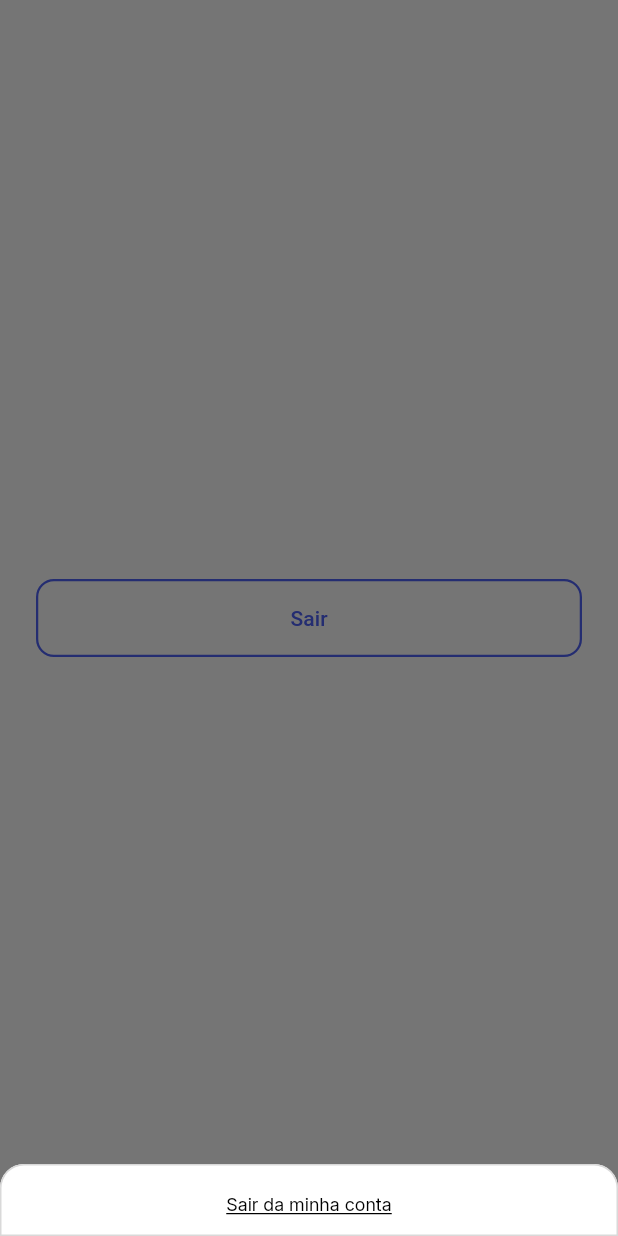
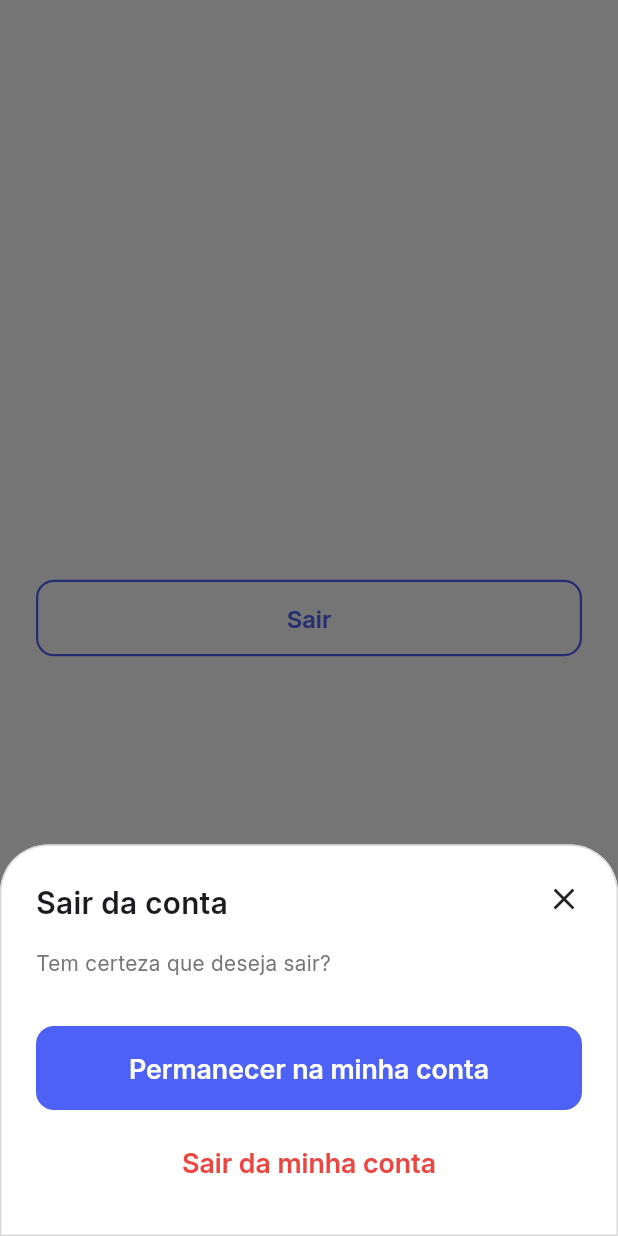
Before and after one commit to OthavioH/rumo, a Flutter app: the ProfileScreen screen opened directly, after a tap on "Sair", on a phone screen of 412 x 824 dp. Run offline on Flutter 3.47's test engine with Material 3 defaults, Android fonts, the phone set to English and light mode, and no system bars; our stand-ins replace cloud_firestore, firebase_auth, firebase_core, flutter_svg; accounts and stored records are empty; generated files the repository leaves out were written again.

Commit message:
:sparkles: feat: adds sign out bottom sheet

```diff
--- a/lib/features/user/screens/profile_screen.dart
+++ b/lib/features/user/screens/profile_screen.dart
@@ -1,6 +1,5 @@
-import 'package:firebase_auth/firebase_auth.dart';
 import 'package:flutter/material.dart';
-import 'package:rumo/features/onboarding/routes/onboarding_routes.dart';
+import 'package:rumo/features/user/widgets/sign_out_bottom_sheet.dart';
 
 class ProfileScreen extends StatelessWidget {
   const ProfileScreen({super.key});
@@ -16,27 +15,12 @@ class ProfileScreen extends StatelessWidget {
               showModalBottomSheet(
                 context: context,
                 builder: (context) {
-                  return SizedBox(
-                    width: double.maxFinite,
-                    child: TextButton(
-                      onPressed: () async {
-                        await FirebaseAuth.instance.signOut();
-                        if (context.mounted) {
-                          Navigator.of(context).popUntil((_) => false);
-                          Navigator.pushNamed(
-                            context,
-                            OnboardingRoutes.onboardingScreen,
-                          );
-                        }
-                      },
-                      child: Text("Sair da minha conta"),
-                    ),
-                  );
+                  return SignOutBottomSheet();
                 },
               );
             },
+            style: OutlinedButton.styleFrom(minimumSize: Size.fromHeight(48)),
             child: Text('Sair'),
-            style: OutlinedButton.styleFrom(minimumSize: Size.fromHeight(48)),
           ),
         ),
       ),
--- /dev/null
+++ b/lib/features/user/widgets/sign_out_bottom_sheet.dart
@@ -0,0 +1,87 @@
+import 'package:firebase_auth/firebase_auth.dart';
+import 'package:flutter/material.dart';
+import 'package:rumo/features/onboarding/routes/onboarding_routes.dart';
+
+class SignOutBottomSheet extends StatelessWidget {
+  const SignOutBottomSheet({super.key});
+
+  @override
+  Widget build(BuildContext context) => SizedBox(
+    width: double.maxFinite,
+    child: Padding(
+      padding: const EdgeInsets.all(24),
+      child: Column(
+        crossAxisAlignment: CrossAxisAlignment.start,
+        mainAxisSize: MainAxisSize.min,
+        children: [
+          Row(
+            crossAxisAlignment: CrossAxisAlignment.start,
+            mainAxisAlignment: MainAxisAlignment.spaceBetween,
+            children: [
+              Expanded(
+                child: Text(
+                  'Sair da conta',
+                  style: TextStyle(
+                    fontFamily: 'Inter',
+                    fontWeight: FontWeight.w600,
+                    fontSize: 20,
+                  ),
+                ),
+              ),
+              GestureDetector(
+                onTap: () {
+                  Navigator.of(context).pop();
+                },
+                child: Padding(
+                  padding: const EdgeInsets.only(left: 10),
+                  child: Icon(Icons.close),
+                ),
+              ),
+            ],
+          ),
+          const SizedBox(height: 16),
+          Text(
+            'Tem certeza que deseja sair?',
+            style: TextStyle(
+              fontFamily: 'Inter',
+              fontSize: 14,
+              fontWeight: FontWeight.normal,
+              color: Color(0xFF757575),
+            ),
+          ),
+          const SizedBox(height: 32),
+          FilledButton(
+            onPressed: () {
+              Navigator.of(context).pop();
+            },
+            child: Text("Permanecer na minha conta"),
+          ),
+          const SizedBox(height: 12),
+          Center(
+            child: TextButton(
+              style: TextButton.styleFrom(
+                foregroundColor: Color(0xFFEE443F),
+                textStyle: TextStyle(
+                  fontFamily: 'Inter',
+                  fontSize: 18,
+                  fontWeight: FontWeight.w600,
+                ),
+              ),
+              onPressed: () async {
+                await FirebaseAuth.instance.signOut();
+                if (context.mounted) {
+                  Navigator.of(context).popUntil((_) => false);
+                  Navigator.pushNamed(
+                    context,
+                    OnboardingRoutes.onboardingScreen,
+                  );
+                }
+              },
+              child: Text("Sair da minha conta"),
+            ),
+          ),
+        ],
+      ),
+    ),
+  );
+}
```
Also changed, not shown: lib/features/onboarding/onboarding_screen.dart (+16 -5 lines), lib/theme/app_theme.dart (+9 -2 lines).
